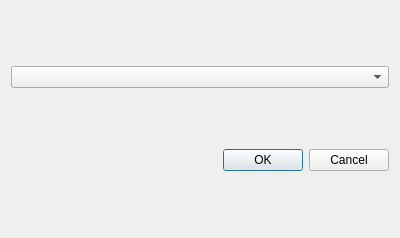
Above: AnalysysDialog.ui from darthtenebrus/kglife before the change. Below: the same form after it.
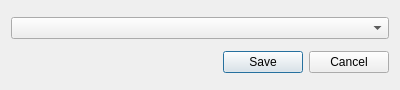
That is the form after the change.

The edit to the form file:
```diff
--- a/AnalysysDialog.ui
+++ b/AnalysysDialog.ui
@@ -10,7 +10,7 @@
     <x>0</x>
     <y>0</y>
     <width>400</width>
-    <height>238</height>
+    <height>90</height>
    </rect>
   </property>
   <property name="windowTitle">
@@ -26,7 +26,7 @@
       <enum>Qt::Horizontal</enum>
      </property>
      <property name="standardButtons">
-      <set>QDialogButtonBox::Cancel|QDialogButtonBox::Ok</set>
+      <set>QDialogButtonBox::Cancel|QDialogButtonBox::Save</set>
      </property>
     </widget>
    </item>
```
